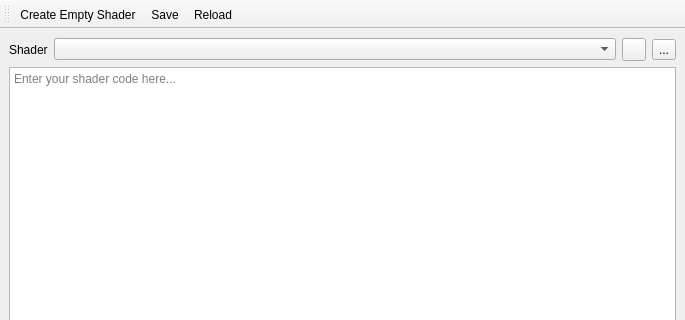
First picture: the form in plugins/osgearth/ShaderEditorDialog.ui, repository aroth-fastprotect/sgi, before the edit; both pictures show x 0 to 685 and y 0 to 320 of the 685 by 487 pixel window.
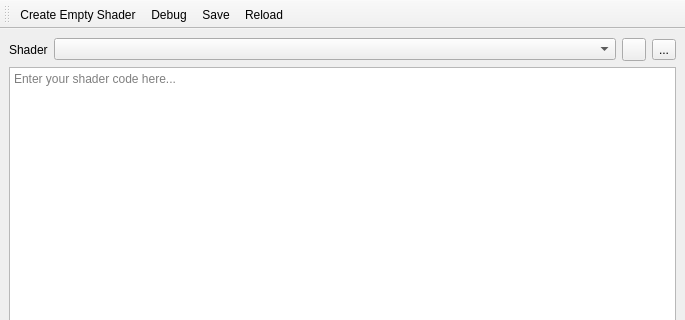
Second picture: the form after the edit. Icons and pictures are not drawn.

Commit message: automatically add dbg texture and add lines to shader code to allow to use these debug tools

The edit to the form file:
```diff
--- a/plugins/osgearth/ShaderEditorDialog.ui
+++ b/plugins/osgearth/ShaderEditorDialog.ui
@@ -230,6 +230,7 @@
     <bool>false</bool>
    </attribute>
    <addaction name="actionCreateEmptyShader"/>
+   <addaction name="actionDebugTools"/>
    <addaction name="actionSave"/>
    <addaction name="actionReload"/>
   </widget>
@@ -257,6 +258,14 @@
     <string>F5</string>
    </property>
   </action>
+  <action name="actionDebugTools">
+   <property name="checkable">
+    <bool>true</bool>
+   </property>
+   <property name="text">
+    <string>Debug</string>
+   </property>
+  </action>
  </widget>
  <resources/>
  <connections>
```
Left out of the diff: 17 changed lines with no effect on the pictures. The commit also changes 2 other files.
